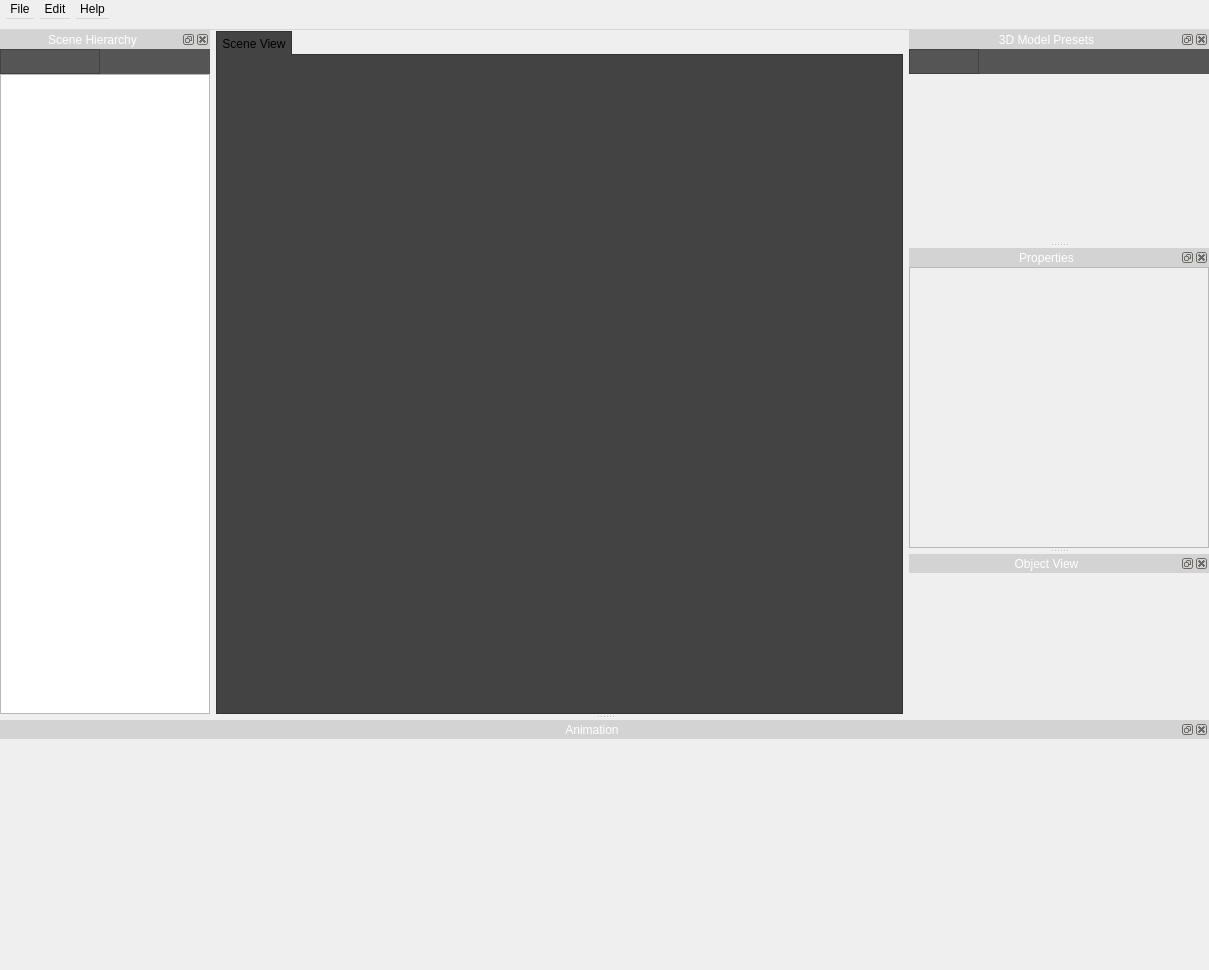
The window that src/newmainwindow.ui (jahshaka/Studio) describes before a commit, drawn with Qt 5.
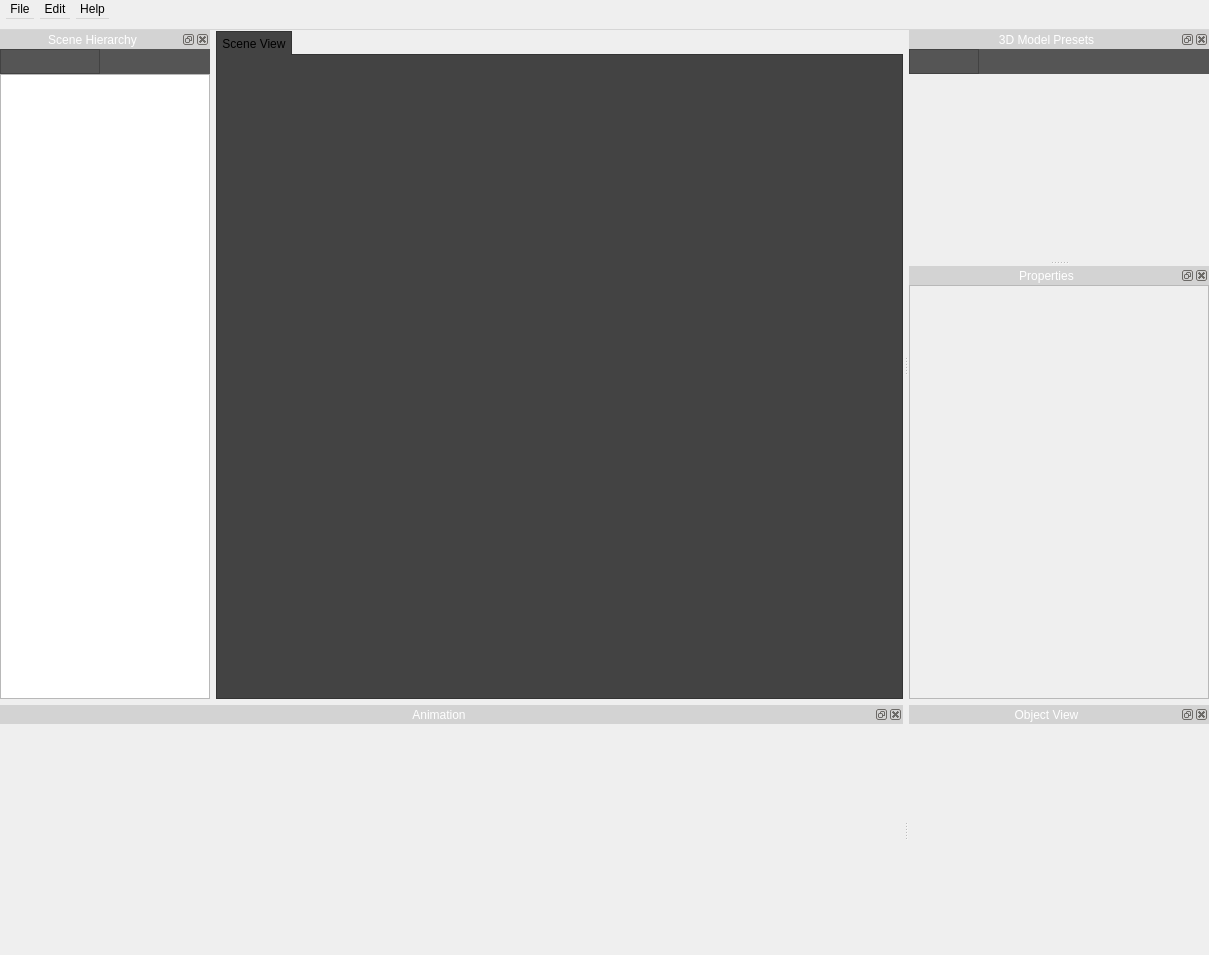
The same window after the commit. Icons and pictures are not drawn. Custom widgets are drawn as their Qt base class.

Diff of the .ui file:
```diff
--- a/src/newmainwindow.ui
+++ b/src/newmainwindow.ui
@@ -620,13 +620,13 @@
    <property name="minimumSize">
     <size>
      <width>300</width>
-     <height>212</height>
+     <height>230</height>
     </size>
    </property>
    <property name="maximumSize">
     <size>
      <width>524287</width>
-     <height>212</height>
+     <height>230</height>
     </size>
    </property>
    <property name="styleSheet">
@@ -923,7 +923,7 @@
           <x>0</x>
           <y>0</y>
           <width>298</width>
-          <height>270</height>
+          <height>413</height>
          </rect>
         </property>
        </widget>
@@ -949,7 +949,7 @@
     <string>Object View</string>
    </property>
    <attribute name="dockWidgetArea">
-    <number>2</number>
+    <number>8</number>
    </attribute>
    <widget class="QWidget" name="objectview"/>
   </widget>
```
